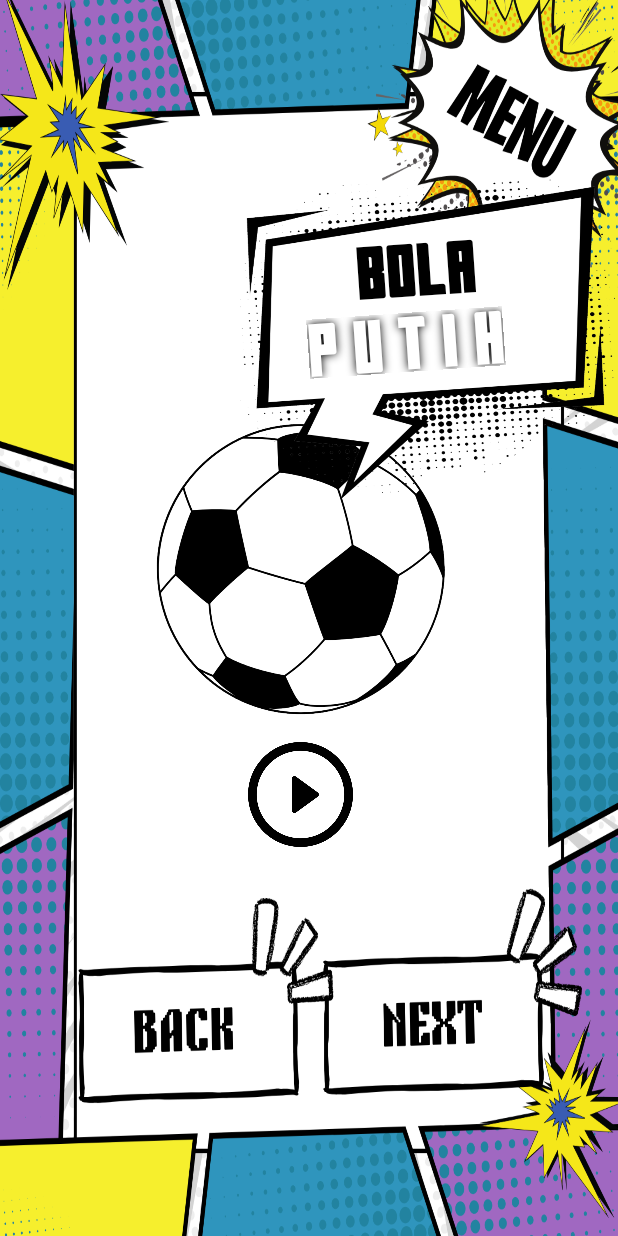
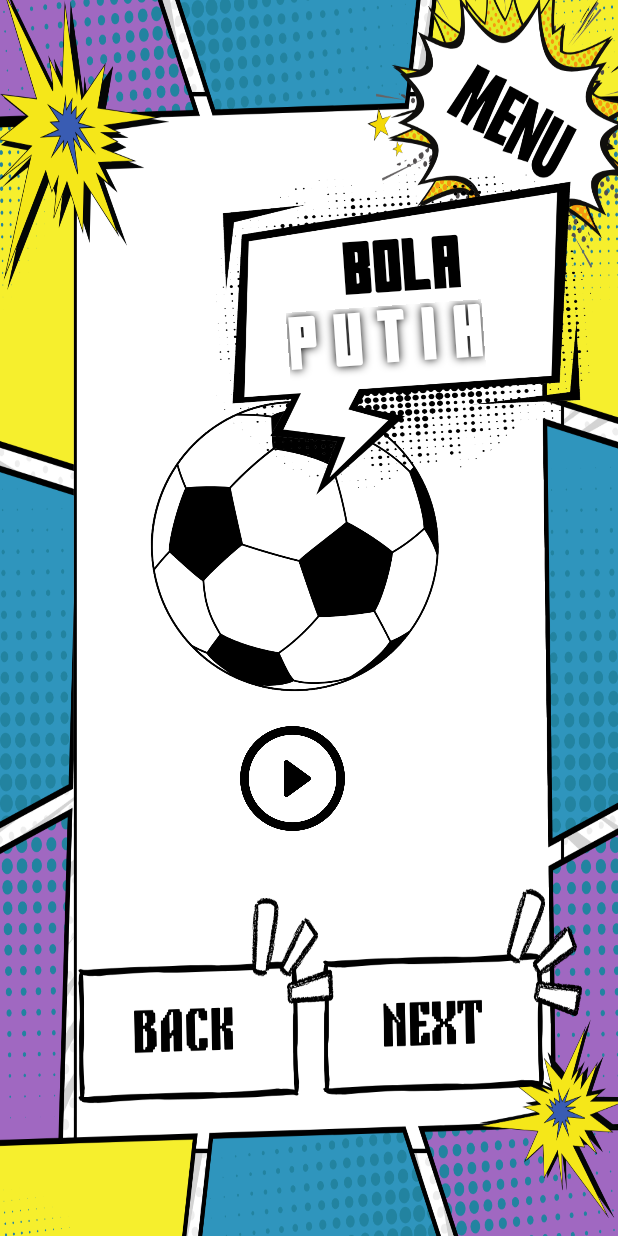
Before and after one commit to castreld/SiKecilPintarWarna, an Android app: the PintarWarna screen opened directly, with no data from a screen before it, on a phone screen of 412 x 824 dp. Run offline under Robolectric (Android 15) with nearby library versions, the phone set to English and light mode, and no system bars.

Commit message:
FIFTH COMMIT JADI RESPONSIVE CUY

```diff
--- a/app/src/main/res/layout/activity_pintar_warna.xml
+++ b/app/src/main/res/layout/activity_pintar_warna.xml
@@ -1,86 +1,117 @@
 <?xml version="1.0" encoding="utf-8"?>
-<LinearLayout xmlns:android="http://schemas.android.com/apk/res/android"
+<androidx.constraintlayout.widget.ConstraintLayout
+    xmlns:android="http://schemas.android.com/apk/res/android"
     xmlns:app="http://schemas.android.com/apk/res-auto"
     xmlns:tools="http://schemas.android.com/tools"
     android:id="@+id/main"
     android:layout_width="match_parent"
     android:layout_height="match_parent"
     tools:context=".PintarWarna"
-    android:orientation="vertical"
     android:background="@drawable/back_level">
 
     <Button
         android:id="@+id/menuButton"
         android:layout_width="116dp"
         android:layout_height="89dp"
-        android:layout_marginLeft="260dp"
-        android:layout_marginTop="30dp"
-        android:background="#00000000" />
+        android:layout_marginTop="40dp"
+        android:layout_marginEnd="16dp"
+        android:background="@android:color/transparent"
+        app:layout_constraintEnd_toEndOf="parent"
+        app:layout_constraintMarginEnd="24dp"
+        app:layout_constraintMarginTop="24dp"
+        app:layout_constraintTop_toTopOf="parent" />
 
     <ImageView
         android:id="@+id/ballOut"
         android:layout_width="200dp"
         android:layout_height="200dp"
-        android:layout_marginTop="160dp"
-        android:layout_marginLeft="100dp"
-        android:background="@drawable/base_bola"/>
+        android:layout_marginStart="96dp"
+        android:layout_marginTop="264dp"
+        android:background="@drawable/base_bola"
+        app:layout_constraintMarginStart="80dp"
+        app:layout_constraintMarginTop="150dp"
+        app:layout_constraintStart_toStartOf="parent"
+        app:layout_constraintTop_toTopOf="parent" />
 
     <ImageView
         android:layout_width="250dp"
         android:layout_height="220dp"
-        android:layout_marginLeft="160dp"
-        android:layout_marginTop="-360dp"
-        android:background="@drawable/rectangle_bubble"/>
+        android:layout_marginStart="144dp"
+        android:layout_marginTop="116dp"
+        android:background="@drawable/rectangle_bubble"
+        app:layout_constraintMarginStart="150dp"
+        app:layout_constraintStart_toStartOf="parent"
+        app:layout_constraintTop_toTopOf="parent" />
 
     <ImageView
         android:id="@+id/playButton"
         android:layout_width="70dp"
         android:layout_height="70dp"
-        android:layout_marginLeft="165dp"
-        android:layout_marginTop="155dp"
-        android:background="@drawable/play"/>
+        android:layout_marginStart="160dp"
+        android:layout_marginTop="20dp"
+        android:background="@drawable/play"
+        app:layout_constraintMarginStart="160dp"
+        app:layout_constraintMarginTop="20dp"
+        app:layout_constraintStart_toStartOf="parent"
+        app:layout_constraintTop_toBottomOf="@id/ballOut" />
 
     <Button
         android:id="@+id/backButton"
         android:layout_width="140dp"
         android:layout_height="73dp"
-        android:layout_marginLeft="50dp"
-        android:layout_marginTop="55dp"
-        android:background="#00000000" />
+        android:layout_marginStart="52dp"
+        android:layout_marginBottom="100dp"
+        android:background="@android:color/transparent"
+        app:layout_constraintBottom_toBottomOf="parent"
+        app:layout_constraintMarginBottom="30dp"
+        app:layout_constraintMarginStart="50dp"
+        app:layout_constraintStart_toStartOf="parent" />
 
     <Button
         android:id="@+id/nextButton"
-        android:layout_width="133dp"
+        android:layout_width="153dp"
         android:layout_height="73dp"
-        android:layout_marginLeft="210dp"
-        android:layout_marginTop="-80dp"
-        android:background="#00000000" />
+        android:layout_marginEnd="36dp"
+        android:layout_marginBottom="100dp"
+        android:background="@android:color/transparent"
+        app:layout_constraintBottom_toBottomOf="parent"
+        app:layout_constraintEnd_toEndOf="parent"
+        app:layout_constraintMarginBottom="30dp"
+        app:layout_constraintMarginEnd="50dp" />
 
     <TextView
         android:layout_width="wrap_content"
-        android:layout_height="39dp"
+        android:layout_height="wrap_content"
+        android:layout_marginStart="228dp"
+        android:layout_marginTop="156dp"
         android:fontFamily="@font/bricksans"
+        android:rotation="-4"
         android:text="BOLA"
         android:textColor="@color/black"
-        android:textSize="50dp"
-        android:layout_marginTop="-527dp"
-        android:rotation="-4"
-        android:layout_marginLeft="237dp"/>
+        android:textSize="50sp"
+        app:layout_constraintMarginStart="220dp"
+        app:layout_constraintMarginTop="100dp"
+        app:layout_constraintStart_toStartOf="parent"
+        app:layout_constraintTop_toTopOf="parent" />
 
     <TextView
         android:id="@+id/colorOut"
         android:layout_width="wrap_content"
-        android:layout_height="39dp"
+        android:layout_height="wrap_content"
+        android:layout_marginStart="192dp"
+        android:layout_marginTop="164dp"
         android:fontFamily="@font/bricksans"
-        android:text="P U T I H"
-        android:textColor="@color/white"
-        android:textSize="50dp"
-        android:layout_marginTop="10dp"
         android:rotation="-4"
-        android:layout_marginLeft="205dp"
         android:shadowColor="@color/black"
         android:shadowDx="0"
         android:shadowDy="0"
-        android:shadowRadius="7"/>
+        android:shadowRadius="7"
+        android:text="P U T I H"
+        android:textColor="@color/white"
+        android:textSize="50sp"
+        app:layout_constraintMarginStart="180dp"
+        app:layout_constraintMarginTop="10dp"
+        app:layout_constraintStart_toStartOf="parent"
+        app:layout_constraintTop_toTopOf="@+id/menuButton" />
 
-</LinearLayout>
+</androidx.constraintlayout.widget.ConstraintLayout>
```
Also changed, not shown: app/src/main/res/layout/activity_about_me.xml (+15 -8 lines), app/src/main/res/layout/activity_main.xml (+27 -15 lines).
